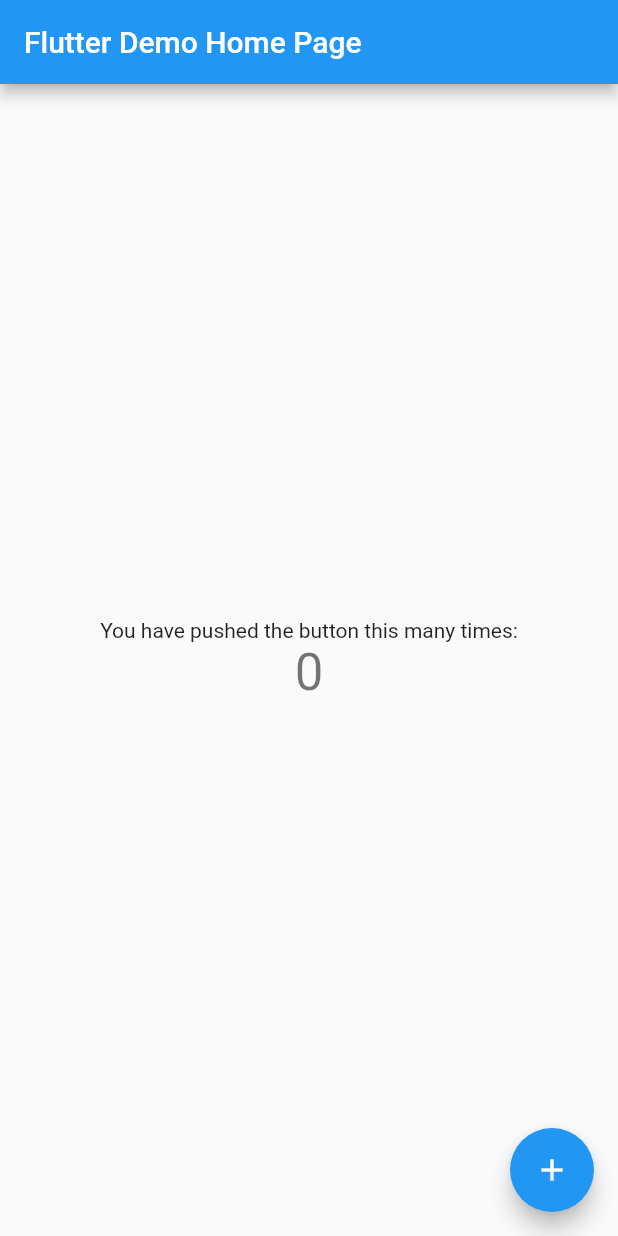
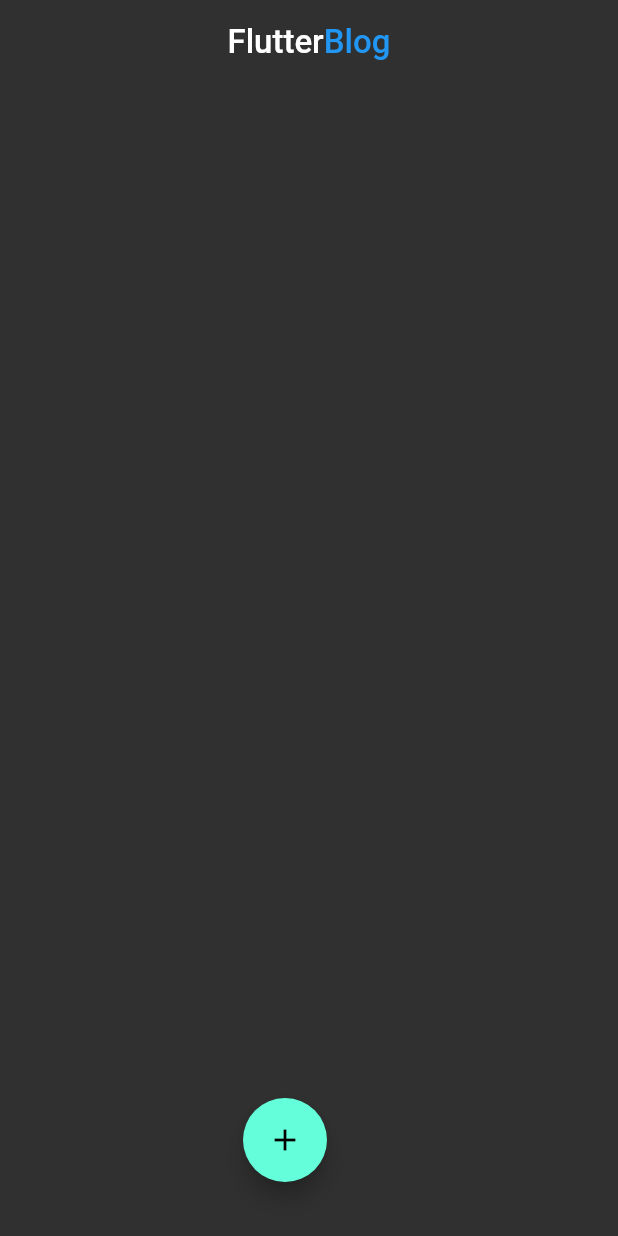
Before and after one commit to apanjain/flutter_blog, a Flutter app: the screen it shows after launch, on a phone screen of 412 x 824 dp. Run offline on Flutter 3.47's test engine with Material 2 defaults, Android fonts, the phone set to English and light mode, and no system bars.

Commit message:
Create home screen and basic navigation

```diff
--- a/lib/main.dart
+++ b/lib/main.dart
@@ -1,4 +1,5 @@
 import 'package:flutter/material.dart';
+import 'package:flutter_blog/views/home.dart';
 
 void main() {
   runApp(MyApp());
@@ -10,108 +11,8 @@ class MyApp extends StatelessWidget {
   Widget build(BuildContext context) {
     return MaterialApp(
       title: 'Flutter Demo',
-      theme: ThemeData(
-        // This is the theme of your application.
-        //
-        // Try running your application with "flutter run". You'll see the
-        // application has a blue toolbar. Then, without quitting the app, try
-        // changing the primarySwatch below to Colors.green and then invoke
-        // "hot reload" (press "r" in the console where you ran "flutter run",
-        // or simply save your changes to "hot reload" in a Flutter IDE).
-        // Notice that the counter didn't reset back to zero; the application
-        // is not restarted.
-        primarySwatch: Colors.blue,
-        // This makes the visual density adapt to the platform that you run
-        // the app on. For desktop platforms, the controls will be smaller and
-        // closer together (more dense) than on mobile platforms.
-        visualDensity: VisualDensity.adaptivePlatformDensity,
-      ),
-      home: MyHomePage(title: 'Flutter Demo Home Page'),
+      theme: ThemeData.dark(),
+      home: HomePage(),
     );
   }
 }
-
-class MyHomePage extends StatefulWidget {
-  MyHomePage({Key key, this.title}) : super(key: key);
-
-  // This widget is the home page of your application. It is stateful, meaning
-  // that it has a State object (defined below) that contains fields that affect
-  // how it looks.
-
-  // This class is the configuration for the state. It holds the values (in this
-  // case the title) provided by the parent (in this case the App widget) and
-  // used by the build method of the State. Fields in a Widget subclass are
-  // always marked "final".
-
-  final String title;
-
-  @override
-  _MyHomePageState createState() => _MyHomePageState();
-}
-
-class _MyHomePageState extends State<MyHomePage> {
-  int _counter = 0;
-
-  void _incrementCounter() {
-    setState(() {
-      // This call to setState tells the Flutter framework that something has
-      // changed in this State, which causes it to rerun the build method below
-      // so that the display can reflect the updated values. If we changed
-      // _counter without calling setState(), then the build method would not be
-      // called again, and so nothing would appear to happen.
-      _counter++;
-    });
-  }
-
-  @override
-  Widget build(BuildContext context) {
-    // This method is rerun every time setState is called, for instance as done
-    // by the _incrementCounter method above.
-    //
-    // The Flutter framework has been optimized to make rerunning build methods
-    // fast, so that you can just rebuild anything that needs updating rather
-    // than having to individually change instances of widgets.
-    return Scaffold(
-      appBar: AppBar(
-        // Here we take the value from the MyHomePage object that was created by
-        // the App.build method, and use it to set our appbar title.
-        title: Text(widget.title),
-      ),
-      body: Center(
-        // Center is a layout widget. It takes a single child and positions it
-        // in the middle of the parent.
-        child: Column(
-          // Column is also a layout widget. It takes a list of children and
-          // arranges them vertically. By default, it sizes itself to fit its
-          // children horizontally, and tries to be as tall as its parent.
-          //
-          // Invoke "debug painting" (press "p" in the console, choose the
-          // "Toggle Debug Paint" action from the Flutter Inspector in Android
-          // Studio, or the "Toggle Debug Paint" command in Visual Studio Code)
-          // to see the wireframe for each widget.
-          //
-          // Column has various properties to control how it sizes itself and
-          // how it positions its children. Here we use mainAxisAlignment to
-          // center the children vertically; the main axis here is the vertical
-          // axis because Columns are vertical (the cross axis would be
-          // horizontal).
-          mainAxisAlignment: MainAxisAlignment.center,
-          children: <Widget>[
-            Text(
-              'You have pushed the button this many times:',
-            ),
-            Text(
-              '$_counter',
-              style: Theme.of(context).textTheme.headline4,
-            ),
-          ],
-        ),
-      ),
-      floatingActionButton: FloatingActionButton(
-        onPressed: _incrementCounter,
-        tooltip: 'Increment',
-        child: Icon(Icons.add),
-      ), // This trailing comma makes auto-formatting nicer for build methods.
-    );
-  }
-}
--- /dev/null
+++ b/lib/views/create_blog.dart
@@ -0,0 +1,15 @@
+import 'package:flutter/material.dart';
+
+class CreateBlog extends StatefulWidget {
+  @override
+  _CreateBlogState createState() => _CreateBlogState();
+}
+
+class _CreateBlogState extends State<CreateBlog> {
+  @override
+  Widget build(BuildContext context) {
+    return Container(
+
+    );
+  }
+}
--- /dev/null
+++ b/lib/views/home.dart
@@ -0,0 +1,53 @@
+import 'package:flutter/material.dart';
+import 'package:flutter_blog/views/create_blog.dart';
+
+class HomePage extends StatefulWidget {
+  @override
+  _HomePageState createState() => _HomePageState();
+}
+
+class _HomePageState extends State<HomePage> {
+  @override
+  Widget build(BuildContext context) {
+    return Scaffold(
+      appBar: AppBar(
+        title: Row(
+          mainAxisAlignment: MainAxisAlignment.center,
+          children: <Widget>[
+            Text(
+              "Flutter",
+              style: TextStyle(
+                fontSize: 22,
+              ),
+            ),
+            Text(
+              "Blog",
+              style: TextStyle(
+                fontSize: 22,
+                color: Colors.blue,
+              ),
+            )
+          ],
+        ),
+        elevation: 0.0,
+        backgroundColor: Colors.transparent,
+      ),
+      body: Container(),
+      floatingActionButton: Container(
+        padding: EdgeInsets.symmetric(vertical: 20),
+        child: Row(
+          mainAxisAlignment: MainAxisAlignment.center,
+          children: <Widget>[
+            FloatingActionButton(
+              onPressed: () {
+                Navigator.push(context,
+                    MaterialPageRoute(builder: (context) => CreateBlog()));
+              },
+              child: Icon(Icons.add),
+            )
+          ],
+        ),
+      ),
+    );
+  }
+}
```
